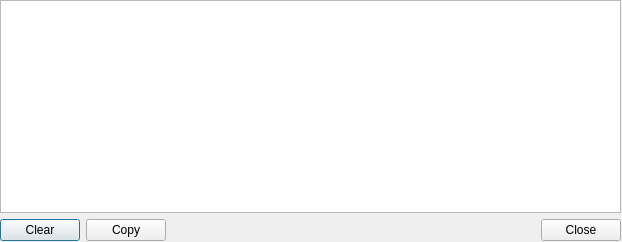
gitter-badger/simplechatclient, file ui/awaylog.ui: the form before one commit.
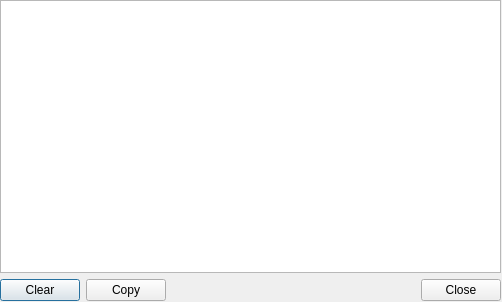
The form after the commit. Icons and pictures are not drawn.

What changed in the file:
```diff
--- a/ui/awaylog.ui
+++ b/ui/awaylog.ui
@@ -6,20 +6,20 @@
    <rect>
     <x>0</x>
     <y>0</y>
-    <width>622</width>
-    <height>242</height>
+    <width>502</width>
+    <height>302</height>
    </rect>
   </property>
   <property name="minimumSize">
    <size>
-    <width>622</width>
-    <height>242</height>
+    <width>502</width>
+    <height>302</height>
    </size>
   </property>
   <property name="maximumSize">
    <size>
-    <width>622</width>
-    <height>242</height>
+    <width>502</width>
+    <height>302</height>
    </size>
   </property>
   <property name="windowTitle">
@@ -34,8 +34,8 @@
     <rect>
      <x>0</x>
      <y>0</y>
-     <width>621</width>
-     <height>241</height>
+     <width>501</width>
+     <height>301</height>
     </rect>
    </property>
    <layout class="QVBoxLayout" name="verticalLayout">
```
